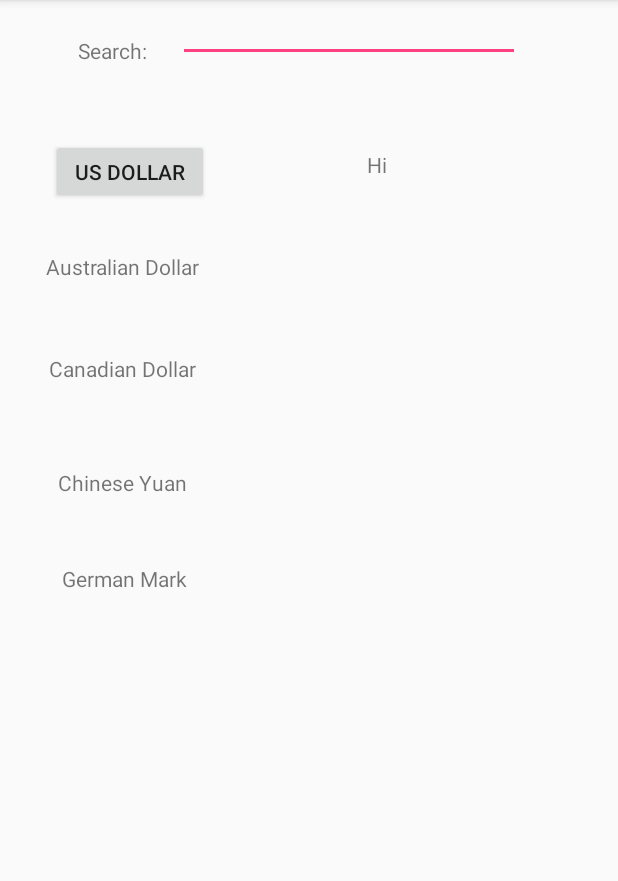
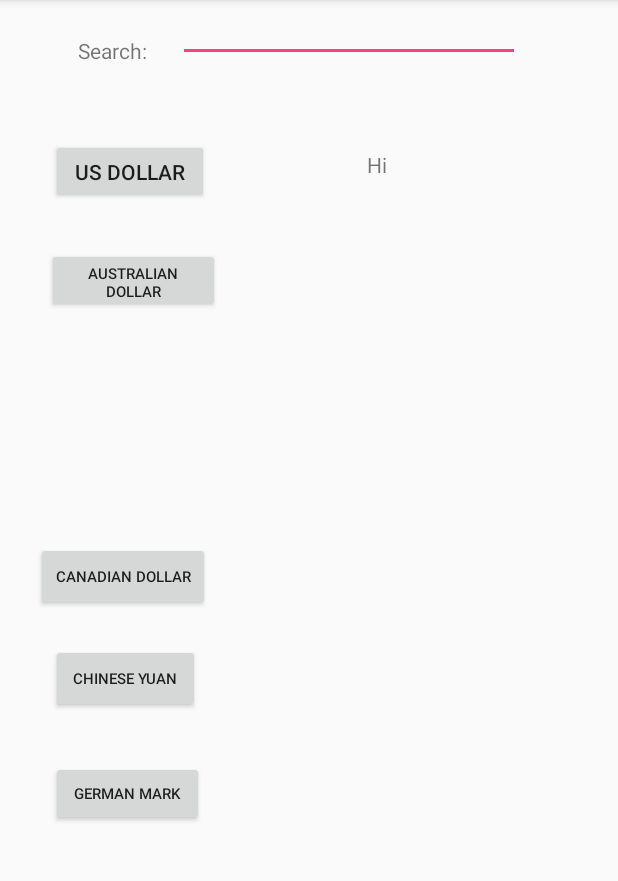
Before and after one commit to itsjbelmont/CurrencyConverter, an Android app: the MainActivity2 screen opened directly, with no data from a screen before it, on a phone screen of 412 x 824 dp, the part 84-965 px from its top. Run offline under Robolectric (Android 15) with nearby library versions, the phone set to English and light mode, and no system bars.

Commit message:
All current currency buttons now work.

```diff
--- a/app/src/main/java/com/example/jackbelmont/currencyconverter/MainActivity2.java
+++ b/app/src/main/java/com/example/jackbelmont/currencyconverter/MainActivity2.java
@@ -46,10 +46,14 @@ public class MainActivity2 extends MainActivity
 
 
         addListenerOnButton2();
+        addListenerOnButton3();
+        addListenerOnButton4();
+        addListenerOnButton5();
+        addListenerOnButton6();
     }
 
 
-
+    //Button for US Dollar
     public void addListenerOnButton2()
     {
 
@@ -61,15 +65,81 @@ public class MainActivity2 extends MainActivity
             @Override
             public void onClick(View view) {
 
-                Intent intent2 = new Intent(getApplicationContext(),MainActivity3.class);
+                Intent intent = new Intent(getApplicationContext(),MainActivity3.class);
 
-                startActivity(intent2);
+                startActivity(intent);
+            }
+        });
+    }
+
+    //Button for Australian Dollar
+    public void addListenerOnButton3()
+    {
+        Button Australia_button = (Button) findViewById(R.id.Australia);
+
+        Australia_button.setOnClickListener(new View.OnClickListener()
+        {
+            @Override
+            public void onClick(View view)
+            {
+                Intent intent = new Intent(getApplicationContext(),MainActivity3.class);
+
+                startActivity(intent);
             }
         });
     }
 
 
+    //Button for Canadian Dollar
+    public void addListenerOnButton4()
+    {
+        Button Canada_button = (Button) findViewById(R.id.Canada);
+
+        Canada_button.setOnClickListener(new View.OnClickListener()
+        {
+            @Override
+            public void onClick(View view)
+            {
+                Intent intent = new Intent(getApplicationContext(),MainActivity3.class);
+
+                startActivity(intent);
+            }
+        });
+    }
 
 
+    //Button for Chinese Dollar
+    public void addListenerOnButton5()
+    {
+        Button China_button = (Button) findViewById(R.id.China);
+
+        China_button.setOnClickListener(new View.OnClickListener()
+        {
+            @Override
+            public void onClick(View view)
+            {
+                Intent intent = new Intent(getApplicationContext(),MainActivity3.class);
+
+                startActivity(intent);
+            }
+        });
+    }
+
+    //Button for German Dollar
+    public void addListenerOnButton6()
+    {
+        Button German_button = (Button) findViewById(R.id.Germany);
+
+        German_button.setOnClickListener(new View.OnClickListener()
+        {
+            @Override
+            public void onClick(View view)
+            {
+                Intent intent = new Intent(getApplicationContext(),MainActivity3.class);
+
+                startActivity(intent);
+            }
+        });
+    }
 
 }
--- a/app/src/main/res/layout/activity_main2.xml
+++ b/app/src/main/res/layout/activity_main2.xml
@@ -31,52 +31,6 @@
         app:layout_constraintRight_toRightOf="parent"
         app:layout_constraintTop_toTopOf="parent" />
 
-
-    <TextView
-        android:id="@+id/textView4"
-        android:layout_width="115dp"
-        android:layout_height="35dp"
-        android:layout_marginLeft="16dp"
-        android:layout_marginStart="24dp"
-        android:layout_marginTop="168dp"
-        android:text="Australian Dollar"
-        android:textAlignment="center"
-        app:layout_constraintLeft_toLeftOf="parent"
-        app:layout_constraintStart_toStartOf="parent"
-        app:layout_constraintTop_toTopOf="parent" />
-
-    <TextView
-        android:id="@+id/textView5"
-        android:layout_width="115dp"
-        android:layout_height="35dp"
-        android:layout_marginStart="24dp"
-        android:layout_marginTop="236dp"
-        android:text="Canadian Dollar"
-        android:textAlignment="center"
-        app:layout_constraintStart_toStartOf="parent"
-        app:layout_constraintTop_toTopOf="parent" />
-
-    <TextView
-        android:id="@+id/textView6"
-        android:layout_width="115dp"
-        android:layout_height="35dp"
-        android:layout_marginStart="24dp"
-        android:layout_marginTop="312dp"
-        android:text="Chinese Yuan"
-        android:textAlignment="center"
-        app:layout_constraintStart_toStartOf="parent"
-        app:layout_constraintTop_toTopOf="parent" />
-
-    <TextView
-        android:id="@+id/textView7"
-        android:layout_width="115dp"
-        android:layout_height="35dp"
-        android:layout_marginLeft="25dp"
-        android:layout_marginTop="376dp"
-        android:text="German Mark"
-        android:textAlignment="center"
-        app:layout_constraintLeft_toLeftOf="parent"
-        app:layout_constraintTop_toTopOf="parent" />
 
     <TextView
         android:id="@+id/textView8"
@@ -134,5 +88,49 @@
         app:layout_constraintStart_toStartOf="parent"
         app:layout_constraintTop_toBottomOf="@+id/editText2" />
 
+    <Button
+        android:id="@+id/Australia"
+        android:layout_width="115dp"
+        android:layout_height="43dp"
+        android:layout_marginStart="31dp"
+        android:layout_marginTop="29dp"
+        android:text="Australian Dollar"
+        android:textSize="10sp"
+        app:layout_constraintStart_toStartOf="parent"
+        app:layout_constraintTop_toBottomOf="@+id/USD" />
+
+    <Button
+        android:id="@+id/Canada"
+        android:layout_width="116dp"
+        android:layout_height="46dp"
+        android:layout_marginLeft="24dp"
+        android:text="Canadian Dollar"
+        android:textSize="10sp"
+        app:layout_constraintBottom_toBottomOf="parent"
+        app:layout_constraintLeft_toLeftOf="parent"
+        app:layout_constraintTop_toTopOf="parent" />
+
+    <Button
+        android:id="@+id/China"
+        android:layout_width="99dp"
+        android:layout_height="46dp"
+        android:layout_marginStart="34dp"
+        android:layout_marginTop="22dp"
+        android:text="Chinese Yuan"
+        android:textSize="10sp"
+        app:layout_constraintStart_toStartOf="parent"
+        app:layout_constraintTop_toBottomOf="@+id/Canada" />
+
+    <Button
+        android:id="@+id/Germany"
+        android:layout_width="102dp"
+        android:layout_height="43dp"
+        android:layout_marginStart="34dp"
+        android:layout_marginTop="32dp"
+        android:text="German Mark"
+        android:textSize="10sp"
+        app:layout_constraintStart_toStartOf="parent"
+        app:layout_constraintTop_toBottomOf="@+id/China" />
+
 
 </android.support.constraint.ConstraintLayout>
```
